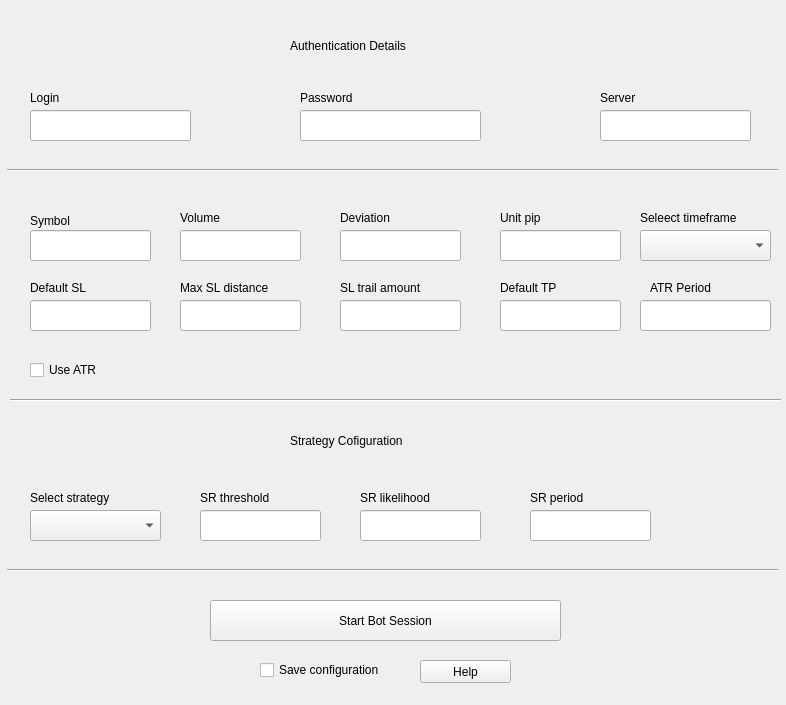
ches-001/tradebot, file GUIs/bot-gui.ui: the form before one commit.
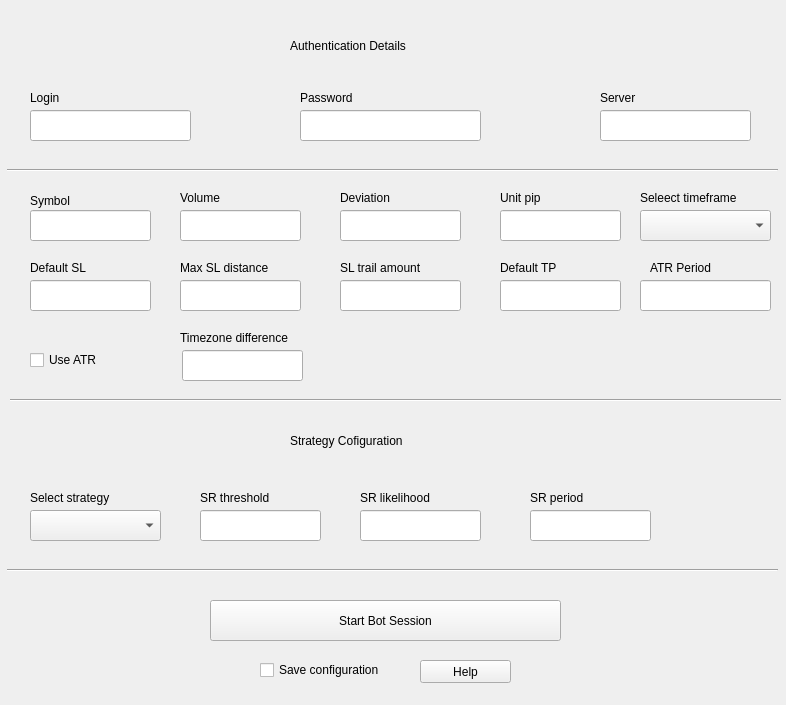
The form after the commit.

Diff of the .ui file:
```diff
--- a/GUIs/bot-gui.ui
+++ b/GUIs/bot-gui.ui
@@ -17,7 +17,7 @@
    <property name="geometry">
     <rect>
      <x>180</x>
-     <y>210</y>
+     <y>190</y>
      <width>61</width>
      <height>16</height>
     </rect>
@@ -30,7 +30,7 @@
    <property name="geometry">
     <rect>
      <x>340</x>
-     <y>230</y>
+     <y>210</y>
      <width>121</width>
      <height>31</height>
     </rect>
@@ -40,7 +40,7 @@
    <property name="geometry">
     <rect>
      <x>30</x>
-     <y>210</y>
+     <y>190</y>
      <width>71</width>
      <height>21</height>
     </rect>
@@ -53,7 +53,7 @@
    <property name="geometry">
     <rect>
      <x>340</x>
-     <y>210</y>
+     <y>190</y>
      <width>61</width>
      <height>16</height>
     </rect>
@@ -79,7 +79,7 @@
    <property name="geometry">
     <rect>
      <x>340</x>
-     <y>280</y>
+     <y>260</y>
      <width>81</width>
      <height>16</height>
     </rect>
@@ -92,7 +92,7 @@
    <property name="geometry">
     <rect>
      <x>500</x>
-     <y>230</y>
+     <y>210</y>
      <width>121</width>
      <height>31</height>
     </rect>
@@ -102,7 +102,7 @@
    <property name="geometry">
     <rect>
      <x>500</x>
-     <y>210</y>
+     <y>190</y>
      <width>61</width>
      <height>16</height>
     </rect>
@@ -115,7 +115,7 @@
    <property name="geometry">
     <rect>
      <x>30</x>
-     <y>280</y>
+     <y>260</y>
      <width>61</width>
      <height>16</height>
     </rect>
@@ -128,7 +128,7 @@
    <property name="geometry">
     <rect>
      <x>340</x>
-     <y>300</y>
+     <y>280</y>
      <width>121</width>
      <height>31</height>
     </rect>
@@ -138,7 +138,7 @@
    <property name="geometry">
     <rect>
      <x>180</x>
-     <y>230</y>
+     <y>210</y>
      <width>121</width>
      <height>31</height>
     </rect>
@@ -148,7 +148,7 @@
    <property name="geometry">
     <rect>
      <x>500</x>
-     <y>300</y>
+     <y>280</y>
      <width>121</width>
      <height>31</height>
     </rect>
@@ -158,7 +158,7 @@
    <property name="geometry">
     <rect>
      <x>180</x>
-     <y>300</y>
+     <y>280</y>
      <width>121</width>
      <height>31</height>
     </rect>
@@ -168,7 +168,7 @@
    <property name="geometry">
     <rect>
      <x>500</x>
-     <y>280</y>
+     <y>260</y>
      <width>81</width>
      <height>16</height>
     </rect>
@@ -181,7 +181,7 @@
    <property name="geometry">
     <rect>
      <x>180</x>
-     <y>280</y>
+     <y>260</y>
      <width>91</width>
      <height>16</height>
     </rect>
@@ -194,7 +194,7 @@
    <property name="geometry">
     <rect>
      <x>30</x>
-     <y>230</y>
+     <y>210</y>
      <width>121</width>
      <height>31</height>
     </rect>
@@ -204,7 +204,7 @@
    <property name="geometry">
     <rect>
      <x>30</x>
-     <y>300</y>
+     <y>280</y>
      <width>121</width>
      <height>31</height>
     </rect>
@@ -283,7 +283,7 @@
    <property name="geometry">
     <rect>
      <x>30</x>
-     <y>360</y>
+     <y>350</y>
      <width>76</width>
      <height>20</height>
     </rect>
@@ -329,7 +329,7 @@
    <property name="geometry">
     <rect>
      <x>640</x>
-     <y>230</y>
+     <y>210</y>
      <width>131</width>
      <height>31</height>
     </rect>
@@ -362,7 +362,7 @@
    <property name="geometry">
     <rect>
      <x>640</x>
-     <y>210</y>
+     <y>190</y>
      <width>101</width>
      <height>16</height>
     </rect>
@@ -427,7 +427,7 @@
    <property name="geometry">
     <rect>
      <x>640</x>
-     <y>300</y>
+     <y>280</y>
      <width>131</width>
      <height>31</height>
     </rect>
@@ -437,7 +437,7 @@
    <property name="geometry">
     <rect>
      <x>650</x>
-     <y>280</y>
+     <y>260</y>
      <width>61</width>
      <height>16</height>
     </rect>
@@ -521,6 +521,29 @@
     <string>SR period</string>
    </property>
   </widget>
+  <widget class="QLineEdit" name="timezone_diff">
+   <property name="geometry">
+    <rect>
+     <x>182</x>
+     <y>350</y>
+     <width>121</width>
+     <height>31</height>
+    </rect>
+   </property>
+  </widget>
+  <widget class="QLabel" name="label">
+   <property name="geometry">
+    <rect>
+     <x>180</x>
+     <y>330</y>
+     <width>121</width>
+     <height>16</height>
+    </rect>
+   </property>
+   <property name="text">
+    <string>Timezone difference</string>
+   </property>
+  </widget>
  </widget>
  <resources/>
  <connections/>
```
